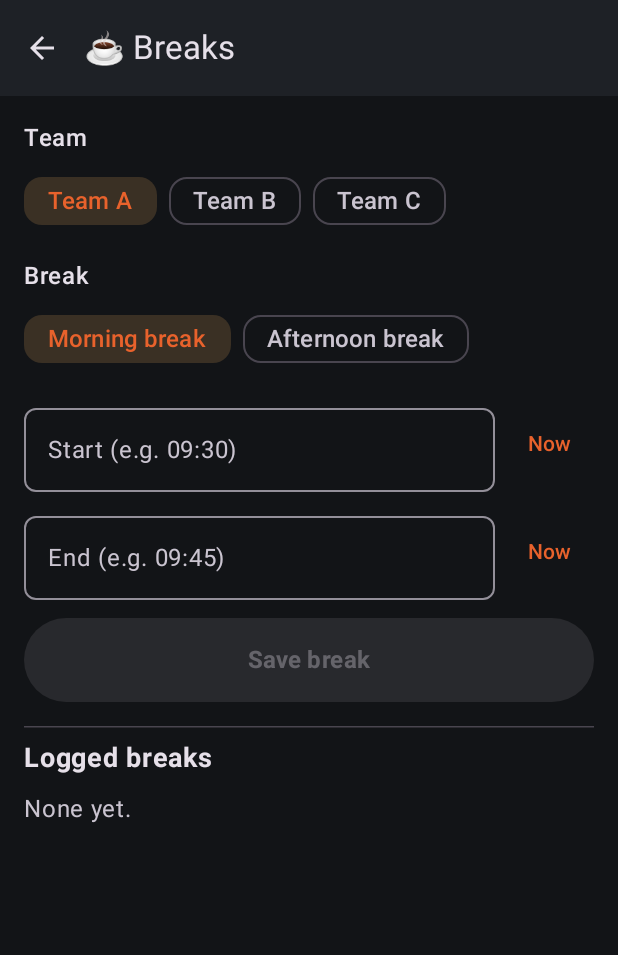
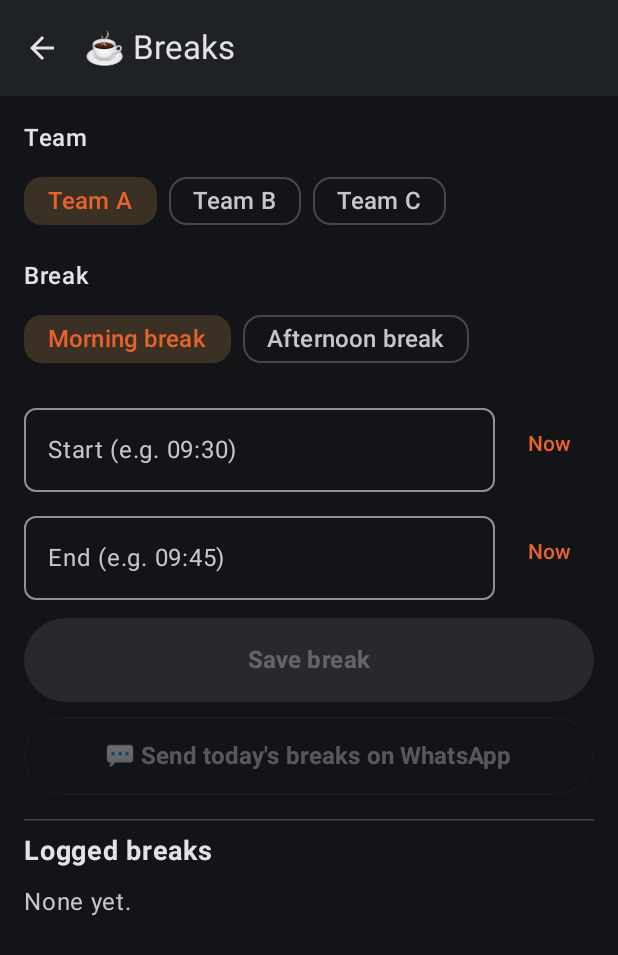
Before and after one commit to hubo1173/downtime-tracker-app, an Android app built with Jetpack Compose: the BreaksScreen screen opened through its navigation route, on a phone screen of 412 x 824 dp. Shown: the top 955 px of the screen. Run offline under Robolectric (Android 15) with nearby library versions, the phone set to English and light mode, and no system bars; our stand-ins replace Room's generated code; 1 statement that could not run was skipped.

Commit message:
Breaks: share break times to WhatsApp (day summary + per entry)
Co-Authored-By: Claude Sonnet 5.5 <noreply@anthropic.com>
Claude-Session: https://claude.ai/code/session_01WpKvhFCGgGennYLn4kGpZh

```diff
--- a/app/src/main/java/com/foodpack/downtime/ui/screens/BreaksScreen.kt
+++ b/app/src/main/java/com/foodpack/downtime/ui/screens/BreaksScreen.kt
@@ -29,6 +29,7 @@ private val BREAK_TYPES = listOf("Morning", "Afternoon")
 @Composable
 fun BreaksScreen(repository: DowntimeRepository, onBack: () -> Unit) {
     val scope = rememberCoroutineScope()
+    val context = androidx.compose.ui.platform.LocalContext.current
     val entries by repository.observeBreaks().collectAsState(initial = emptyList())
     val today = remember { SimpleDateFormat("yyyy-MM-dd", Locale.US).format(Date()) }
     val clock = remember { SimpleDateFormat("HH:mm", Locale.US) }
@@ -107,6 +108,12 @@ fun BreaksScreen(repository: DowntimeRepository, onBack: () -> Unit) {
                     enabled = !saving && (start.isNotBlank() || end.isNotBlank()),
                     modifier = Modifier.fillMaxWidth().height(56.dp)
                 ) { Text("Save break", fontSize = 16.sp, fontWeight = FontWeight.Bold) }
+                Spacer(Modifier.height(10.dp))
+                OutlinedButton(
+                    onClick = { HandoverShare.shareToWhatsApp(context, HandoverShare.breaksText(today, entries)) },
+                    enabled = entries.any { it.date == today },
+                    modifier = Modifier.fillMaxWidth().height(52.dp)
+                ) { Text("💬 Send today's breaks on WhatsApp", fontSize = 16.sp, fontWeight = FontWeight.Bold) }
                 Spacer(Modifier.height(16.dp))
                 HorizontalDivider()
                 Spacer(Modifier.height(8.dp))
@@ -123,6 +130,7 @@ fun BreaksScreen(repository: DowntimeRepository, onBack: () -> Unit) {
                             Text("${b.team} · ${b.breakType} break", fontWeight = FontWeight.Bold)
                             Text("${b.startTime.ifBlank { "-" }} to ${b.endTime.ifBlank { "-" }}  ·  ${b.date}", style = MaterialTheme.typography.bodySmall)
                         }
+                        TextButton(onClick = { HandoverShare.shareToWhatsApp(context, HandoverShare.breakText(b)) }) { Text("💬") }
                         IconButton(onClick = { scope.launch { repository.deleteBreak(b) } }) {
                             Icon(Icons.Filled.Delete, contentDescription = "Delete", tint = MaterialTheme.colorScheme.error)
                         }
```
Also changed, not shown: app/src/main/java/com/foodpack/downtime/ui/screens/HandoverShare.kt (+19 -0 lines).
